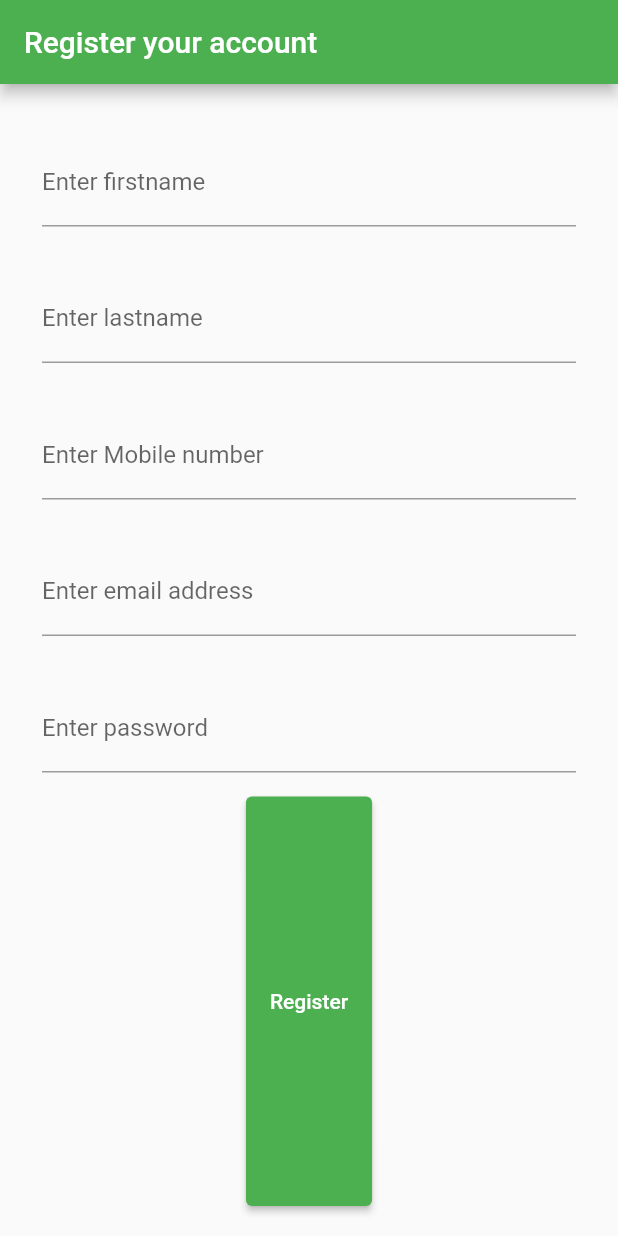
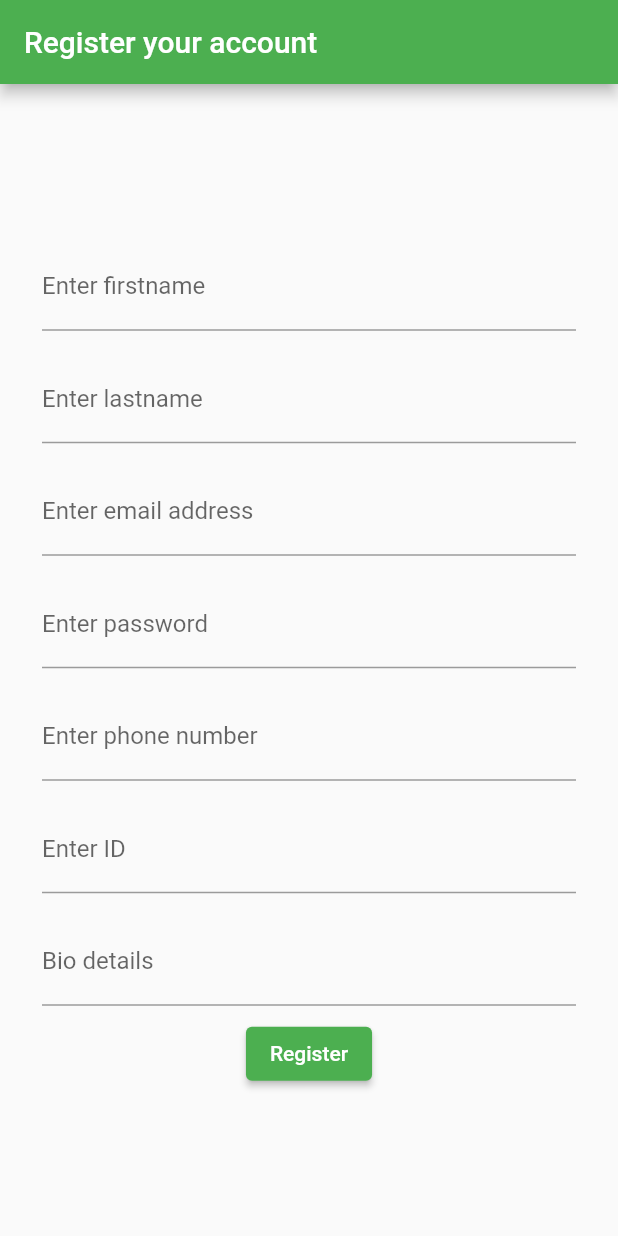
Before and after one commit to AwolNangoku/silver-computing-machine, a Flutter app: the screen it shows after launch, on a phone screen of 412 x 824 dp. Run offline on Flutter 3.47's test engine with Material 2 defaults, Android fonts, the phone set to English and light mode, and no system bars.

Commit message:
adds logoc for creating a new user account

```diff
--- a/lib/models/user.dart
+++ b/lib/models/user.dart
@@ -1,24 +1,29 @@
 class User {
-  final String name;
-  final String email;
+  final String firstname;
+  final String lastname;
+  final String emailAddress;
   final String password;
-  final String phoneNumber;
+  final String mobileNumber;
+  final String idNumber;
   final String bio;
 
   const User(
-      {required this.name,
-      required this.email,
+      {required this.firstname,
+      required this.lastname,
+      required this.emailAddress,
       required this.password,
-      required this.phoneNumber,
+      required this.mobileNumber,
+      required this.idNumber,
       required this.bio});
 
   factory User.fromJson(Map<String, dynamic> json) {
     return User(
-      name: json['name'],
-      email: json['username'],
-      password: json['password'],
-      phoneNumber: json['phoneNumber'],
-      bio: json['bio'],
-    );
+        firstname: json['firstname'],
+        lastname: json['lastname'],
+        emailAddress: json['emailAddress'],
+        password: json['password'],
+        mobileNumber: json['mobileNumber'],
+        idNumber: json['idNumber'],
+        bio: json['bio']);
   }
 }
--- a/lib/screens/register.dart
+++ b/lib/screens/register.dart
@@ -1,5 +1,6 @@
 import 'package:flutter/material.dart';
 import 'package:grandeur_app/models/user.dart';
+import 'package:grandeur_app/utils/server_post.dart';
 
 class Register extends StatefulWidget {
   const Register({Key? key, required this.title}) : super(key: key);
@@ -20,6 +21,7 @@ class _RegisterSate extends State<Register> {
   final TextEditingController _password = TextEditingController();
   final TextEditingController _phoneNumber = TextEditingController();
   final TextEditingController _bio = TextEditingController();
+  final TextEditingController __idNumber = TextEditingController();
 
   @override
   Widget build(BuildContext context) {
@@ -32,7 +34,9 @@ class _RegisterSate extends State<Register> {
       body: Container(
           alignment: Alignment.center,
           padding: const EdgeInsets.all(20.0),
-          child: buildColumn()),
+          child: SingleChildScrollView(
+            child: buildColumn(),
+          )),
     );
   }
 
@@ -41,7 +45,7 @@ class _RegisterSate extends State<Register> {
       mainAxisAlignment: MainAxisAlignment.center,
       children: <Widget>[
         Padding(
-            padding: const EdgeInsets.symmetric(horizontal: 8, vertical: 16),
+            padding: const EdgeInsets.symmetric(horizontal: 8, vertical: 8),
             child: Expanded(
                 child: TextField(
               controller: _firstname,
@@ -51,7 +55,7 @@ class _RegisterSate extends State<Register> {
               ),
             ))),
         Padding(
-            padding: const EdgeInsets.symmetric(horizontal: 8, vertical: 16),
+            padding: const EdgeInsets.symmetric(horizontal: 8, vertical: 8),
             child: Expanded(
                 child: TextField(
               controller: _lastname,
@@ -61,17 +65,7 @@ class _RegisterSate extends State<Register> {
               ),
             ))),
         Padding(
-            padding: const EdgeInsets.symmetric(horizontal: 8, vertical: 16),
-            child: Expanded(
-                child: TextField(
-              controller: _phoneNumber,
-              decoration: const InputDecoration(
-                border: UnderlineInputBorder(),
-                labelText: 'Enter Mobile number',
-              ),
-            ))),
-        Padding(
-          padding: const EdgeInsets.symmetric(horizontal: 8, vertical: 16),
+          padding: const EdgeInsets.symmetric(horizontal: 8, vertical: 8),
           child: Expanded(
               child: TextField(
             controller: _email,
@@ -82,35 +76,60 @@ class _RegisterSate extends State<Register> {
           )),
         ),
         Padding(
-            padding: const EdgeInsets.symmetric(horizontal: 8, vertical: 16),
+            padding: const EdgeInsets.symmetric(horizontal: 8, vertical: 8),
             child: Expanded(
                 child: TextField(
+              obscureText: true,
               controller: _password,
               decoration: const InputDecoration(
                 border: UnderlineInputBorder(),
                 labelText: 'Enter password',
               ),
             ))),
-        Expanded(
-            child: ElevatedButton(
+        Padding(
+            padding: const EdgeInsets.symmetric(horizontal: 8, vertical: 8),
+            child: Expanded(
+                child: TextField(
+              controller: _phoneNumber,
+              decoration: const InputDecoration(
+                border: UnderlineInputBorder(),
+                labelText: 'Enter phone number',
+              ),
+            ))),
+        Padding(
+            padding: const EdgeInsets.symmetric(horizontal: 8, vertical: 8),
+            child: Expanded(
+                child: TextField(
+              controller: __idNumber,
+              decoration: const InputDecoration(
+                border: UnderlineInputBorder(),
+                labelText: 'Enter ID',
+              ),
+            ))),
+        Padding(
+            padding: const EdgeInsets.symmetric(horizontal: 8, vertical: 8),
+            child: Expanded(
+                child: TextField(
+              controller: _bio,
+              decoration: const InputDecoration(
+                border: UnderlineInputBorder(),
+                labelText: 'Bio details',
+              ),
+            ))),
+        ElevatedButton(
           onPressed: () {
-            print(User(
-                name: _firstname.text,
-                email: _email.text,
-                password: _password.text,
-                phoneNumber: _phoneNumber.text,
-                bio: _bio.text));
-            // serverPost(
-            //     'http://10.0.2.2:3000/account/register',
-            //     User(
-            //         name: _firstname.text,
-            //         email: _email.text,
-            //         password: _password.text,
-            //         phoneNumber: _phoneNumber.text,
-            //         bio: _bio.text));
+            serverPost('http://10.0.2.2:3000/account/register', {
+              'firstname': _firstname.text,
+              'lastname': _lastname.text,
+              'emailAddress': _email.text,
+              'password': _password.text,
+              'mobileNumber': _phoneNumber.text,
+              'idNumber': __idNumber.text,
+              'bio': _bio.text
+            }).then((value) => print(value));
           },
           child: const Text('Register'),
-        ))
+        )
       ],
     );
   }
--- a/lib/utils/server_post.dart
+++ b/lib/utils/server_post.dart
@@ -1,7 +1,8 @@
 import 'dart:convert';
 import 'package:http/http.dart' as http;
 
-Future<http.Response> serverPost(String url, Object data) async {
+Future serverPost(String url, Object data) async {
+  print(data);
   final response = await http.post(
     Uri.parse(url),
     headers: <String, String>{
```
Also changed, not shown: 11 other files.
